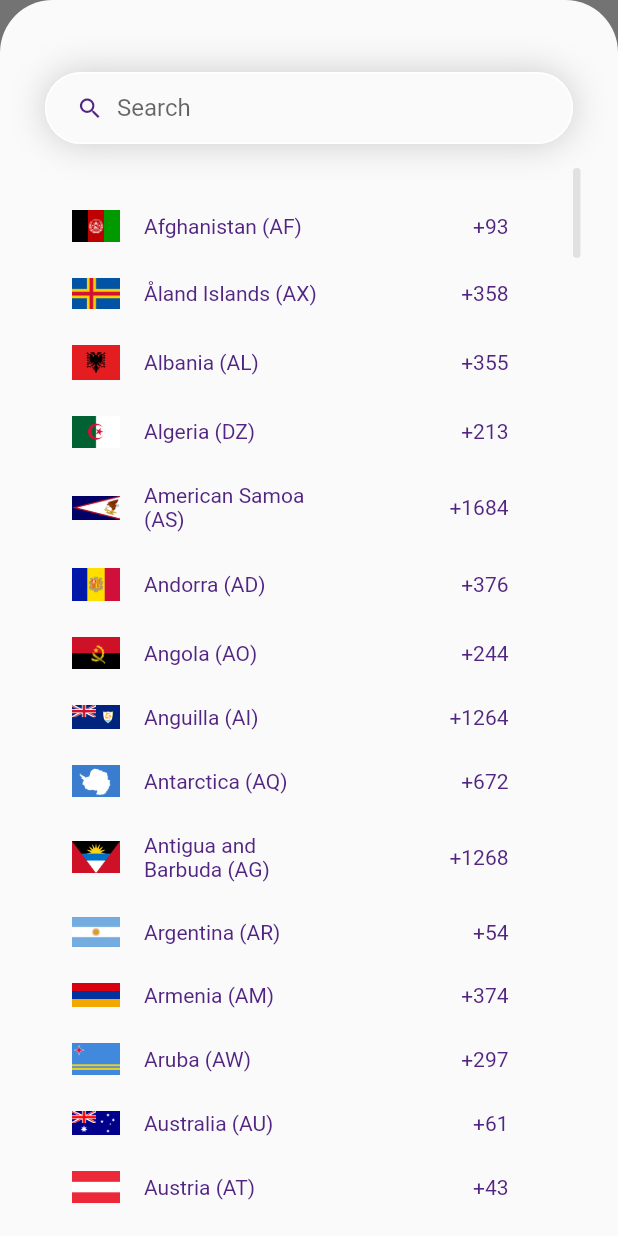
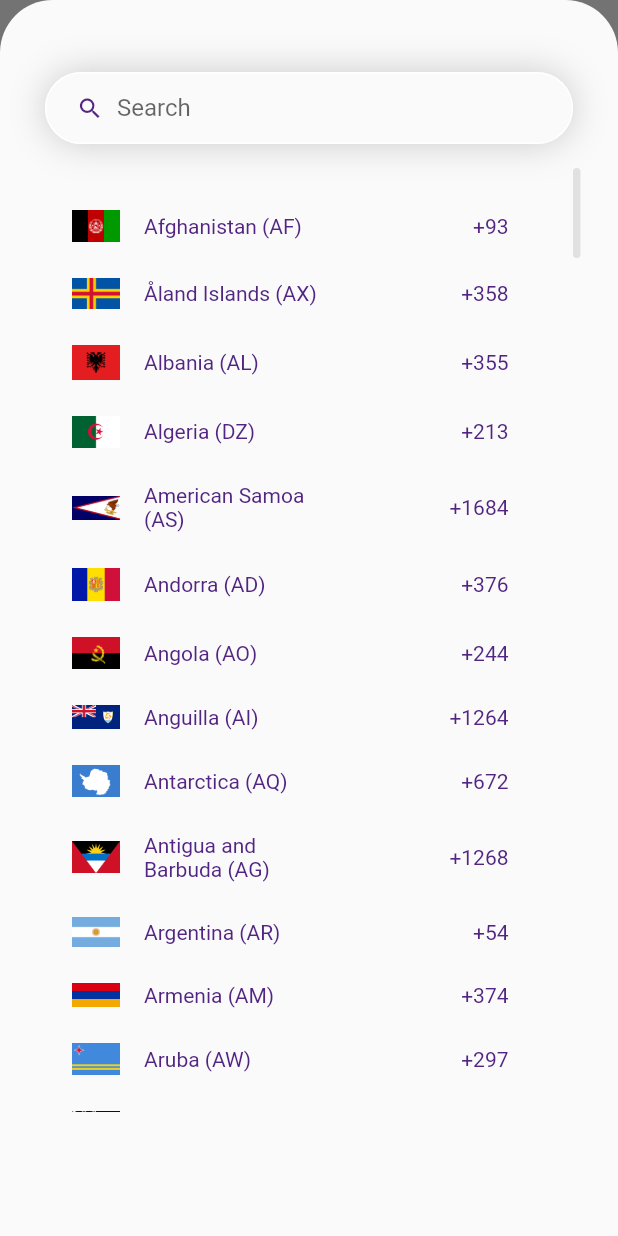
Before and after one commit to dev-naiksan/country-calling-code-picker, a Flutter app: what showCountryPickerSheet() shows on an empty page, opened directly with empty values, on a phone screen of 412 x 824 dp. Run offline on Flutter 3.47's test engine with Material 2 defaults, Android fonts, the phone set to English and light mode, and no system bars; our stand-ins replace flutter_svg; missing offline and left inert: flutter_sim_country_code.

Commit message:
UI changes

```diff
--- a/lib/functions.dart
+++ b/lib/functions.dart
@@ -66,7 +66,9 @@ Future<Country?> showCountryPickerSheet(BuildContext context,
           Padding(
           padding:
               EdgeInsets.only(bottom: MediaQuery.of(context).viewInsets.bottom),
-          child: Column(
+          child: Container(
+            height: MediaQuery.of(context).size.height * heightFactor,
+         child : Column(
             mainAxisSize: MainAxisSize.min,
             children: <Widget>[
               SizedBox(height: 16),
@@ -106,7 +108,7 @@ Future<Country?> showCountryPickerSheet(BuildContext context,
               ),
             ],
           ),
-        ),));
+        ),)));
       });
 }
 
```
